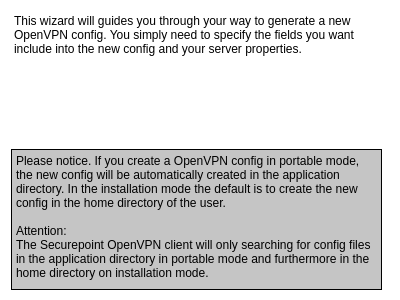
Before: the Qt Designer form wiz_startpage.ui in Securepoint/openvpn-client, drawn with Qt 5.
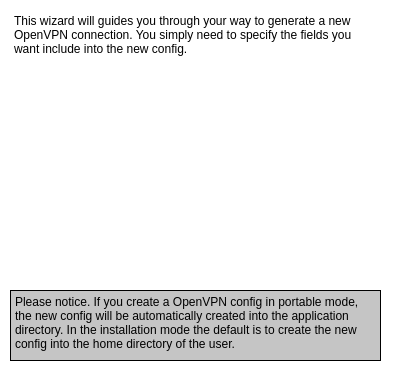
After: the same form once the commit is applied. Icons and pictures are not drawn.

```diff
--- a/wiz_startpage.ui
+++ b/wiz_startpage.ui
@@ -7,7 +7,7 @@
     <x>0</x>
     <y>0</y>
     <width>400</width>
-    <height>300</height>
+    <height>368</height>
    </rect>
   </property>
   <property name="windowTitle">
@@ -28,7 +28,7 @@
      <x>10</x>
      <y>10</y>
      <width>371</width>
-     <height>101</height>
+     <height>51</height>
     </rect>
    </property>
    <property name="autoFillBackground">
@@ -44,7 +44,7 @@
     <enum>QFrame::Plain</enum>
    </property>
    <property name="plainText">
-    <string>This wizard will guides you through your way to generate a new OpenVPN config. You simply need to specify the fields you want include into the new config and your server properties.</string>
+    <string>This wizard will guides you through your way to generate a new OpenVPN connection. You simply need to specify the fields you want include into the new config.</string>
    </property>
   </widget>
   <widget class="QPlainTextEdit" name="plainTextEdit_2">
@@ -53,10 +53,10 @@
    </property>
    <property name="geometry">
     <rect>
-     <x>11</x>
-     <y>149</y>
+     <x>10</x>
+     <y>290</y>
      <width>371</width>
-     <height>141</height>
+     <height>71</height>
     </rect>
    </property>
    <property name="contextMenuPolicy">
@@ -75,10 +75,26 @@
     <bool>true</bool>
    </property>
    <property name="plainText">
-    <string>Please notice. If you create a OpenVPN config in portable mode, the new config will be automatically created in the application directory. In the installation mode the default is to create the new config in the home directory of the user. 
-
-Attention:
-The Securepoint OpenVPN client will only searching for config files in the application directory in portable mode and furthermore in the home directory on installation mode.</string>
+    <string>Please notice. If you create a OpenVPN config in portable mode, the new config will be automatically created into the application directory. In the installation mode the default is to create the new config into the home directory of the user. </string>
+   </property>
+  </widget>
+  <widget class="QLabel" name="label">
+   <property name="geometry">
+    <rect>
+     <x>0</x>
+     <y>90</y>
+     <width>391</width>
+     <height>161</height>
+    </rect>
+   </property>
+   <property name="text">
+    <string/>
+   </property>
+   <property name="pixmap">
+    <pixmap resource="systray.qrc">:/images/vpn.png</pixmap>
+   </property>
+   <property name="scaledContents">
+    <bool>false</bool>
    </property>
   </widget>
  </widget>
```
Left out of the diff: 4 changed lines with no effect on the pictures.
